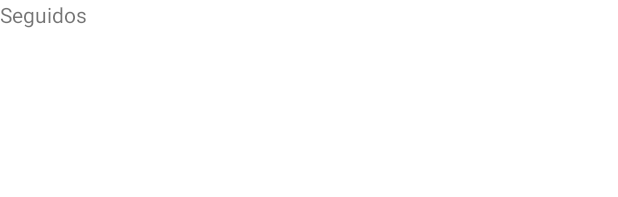
After one commit to AlvaroVeraOrtiz/ProyectoAndroid, an Android app: the layout fragment_seguidos.xml on its own in the app's theme, with its tools: preview values and no code run, on a phone screen of 412 x 824 dp. The commit adds this screen. Shown: the top 197 px of the screen. Run offline under Robolectric (Android 15) with nearby library versions, the phone set to English and light mode, and no system bars.

Commit message:
😎🤙🤙Add Seguidos screen prototype
😥It seems db.idsSiguiendo(busqueda) doesn't work(), and SeguidosFragment need some clean up🧽.

```diff
--- a/app/build.gradle
+++ b/app/build.gradle
@@ -50,6 +50,7 @@ dependencies {
     implementation group: 'com.google.apis', name: 'google-api-services-youtube', version: 'v3-rev222-1.25.0'
     implementation 'androidx.legacy:legacy-support-v4:1.0.0'
     implementation 'com.google.firebase:firebase-storage:19.1.1'
+    implementation 'androidx.recyclerview:recyclerview:1.2.0'
     testImplementation 'junit:junit:4.+'
     androidTestImplementation 'androidx.test.ext:junit:1.1.3'
     androidTestImplementation 'androidx.test.espresso:espresso-core:3.4.0'
--- a/app/src/main/java/com/example/proyectoandroid/MainActivity.java
+++ b/app/src/main/java/com/example/proyectoandroid/MainActivity.java
@@ -41,7 +41,7 @@ public class MainActivity extends AppCompatActivity {
         // Passing each menu ID as a set of Ids because each
         // menu should be considered as top level destinations.
         mAppBarConfiguration = new AppBarConfiguration.Builder(
-                R.id.nav_home, R.id.nav_gallery, R.id.nav_slideshow, R.id.youtubeFragment)
+                R.id.nav_home, R.id.nav_mastarde, R.id.nav_slideshow, R.id.youtubeFragment)
                 .setOpenableLayout(drawer)
                 .build();
         NavController navController = Navigation.findNavController(this, R.id.nav_host_fragment_content_main);
--- a/app/src/main/java/com/example/proyectoandroid/Resources/FirestoreBD.java
+++ b/app/src/main/java/com/example/proyectoandroid/Resources/FirestoreBD.java
@@ -14,7 +14,7 @@ import java.util.List;
 public class FirestoreBD {
     private final FirebaseFirestore db;
 
-    FirestoreBD(){
+    public FirestoreBD(){
         this.db = FirebaseFirestore.getInstance();
     }
 
--- /dev/null
+++ b/app/src/main/res/layout/fragment_seguidos.xml
@@ -0,0 +1,18 @@
+<?xml version="1.0" encoding="utf-8"?>
+<FrameLayout xmlns:android="http://schemas.android.com/apk/res/android"
+    xmlns:tools="http://schemas.android.com/tools"
+    android:layout_width="match_parent"
+    android:layout_height="match_parent"
+    tools:context=".ui.seguidos.SeguidosFragment">
+
+    <!-- TODO: Update blank fragment layout -->
+    <TextView
+        android:layout_width="match_parent"
+        android:layout_height="match_parent"
+        android:text="@string/seguidos" />
+    <ListView
+        android:layout_width="match_parent"
+        android:layout_height="match_parent"
+        android:id="@+id/seguidosListView"/>
+
+</FrameLayout>
--- a/app/src/main/res/values/dimens.xml
+++ b/app/src/main/res/values/dimens.xml
@@ -5,4 +5,5 @@
     <dimen name="nav_header_vertical_spacing">8dp</dimen>
     <dimen name="nav_header_height">176dp</dimen>
     <dimen name="fab_margin">16dp</dimen>
+    <dimen name="text_margin">16dp</dimen>
 </resources>
--- a/app/src/main/res/values/strings.xml
+++ b/app/src/main/res/values/strings.xml
@@ -18,6 +18,7 @@
     <string name="watch_later">Ver Más Tarde</string>
     <string name="watched">Vistos</string>
     <string name="dropped">Abandonados</string>
+    <string name="seguidos">Seguidos</string>
     <!-- TODO: Remove or change this placeholder text -->
     <string name="hello_blank_fragment">Hello blank fragment</string>
 </resources>
```
Also changed, not shown: app/src/main/java/com/example/proyectoandroid/ui/seguidos/SeguidosFragment.java (added, +118 -0 lines), app/src/main/res/menu/activity_main_drawer.xml (+6 -1 lines), app/src/main/res/navigation/mobile_navigation.xml (+6 -1 lines).
